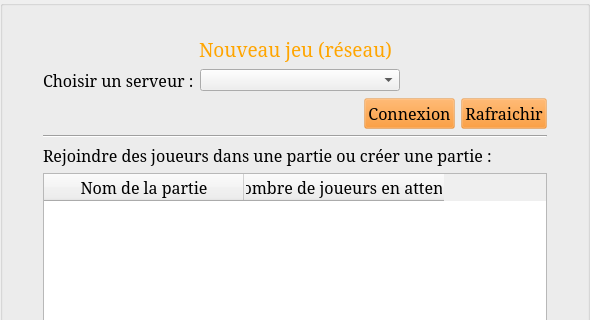
First picture: the form in StreetCar/StreetCar/NewNetworkGame.ui, repository paboccard/Projet_Prog_Jeu, before the edit; both pictures show x 0 to 590 and y 0 to 320 of the 590 by 485 pixel window.
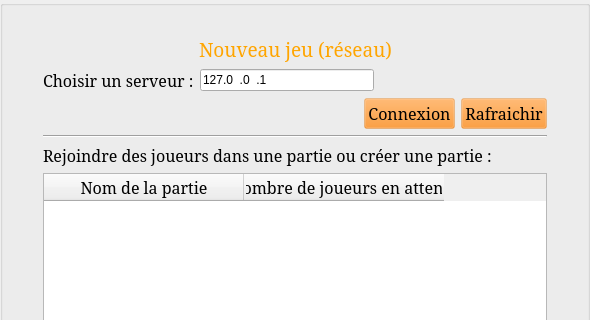
Second picture: the form after the edit. Icons and pictures are not drawn.

Commit message: modification de l'affichage de l'ip du server

```diff
--- a/StreetCar/StreetCar/NewNetworkGame.ui
+++ b/StreetCar/StreetCar/NewNetworkGame.ui
@@ -124,12 +124,15 @@
          </widget>
         </item>
         <item>
-         <widget class="QComboBox" name="comboServer">
-          <property name="minimumSize">
-           <size>
-            <width>200</width>
-            <height>0</height>
-           </size>
+         <widget class="QLineEdit" name="lineIPServer">
+          <property name="inputMask">
+           <string>009.009.009.009</string>
+          </property>
+          <property name="text">
+           <string>127.0.0.1</string>
+          </property>
+          <property name="placeholderText">
+           <string>127.0.0.1</string>
           </property>
          </widget>
         </item>
```
The commit also changes 3 other files.
